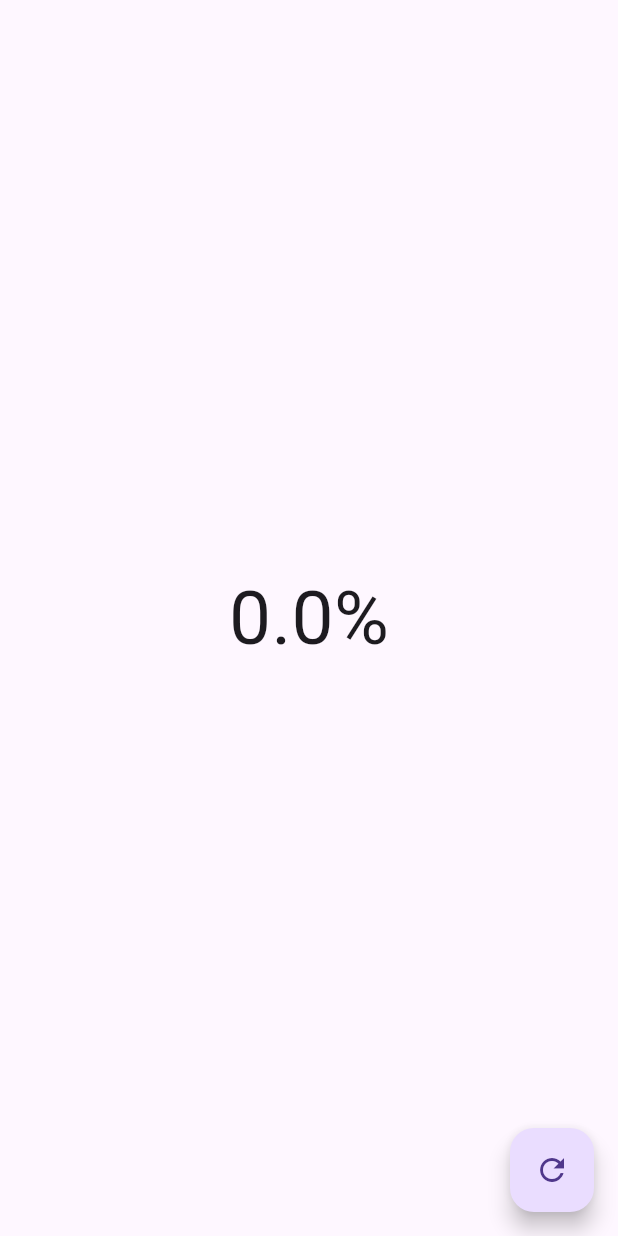
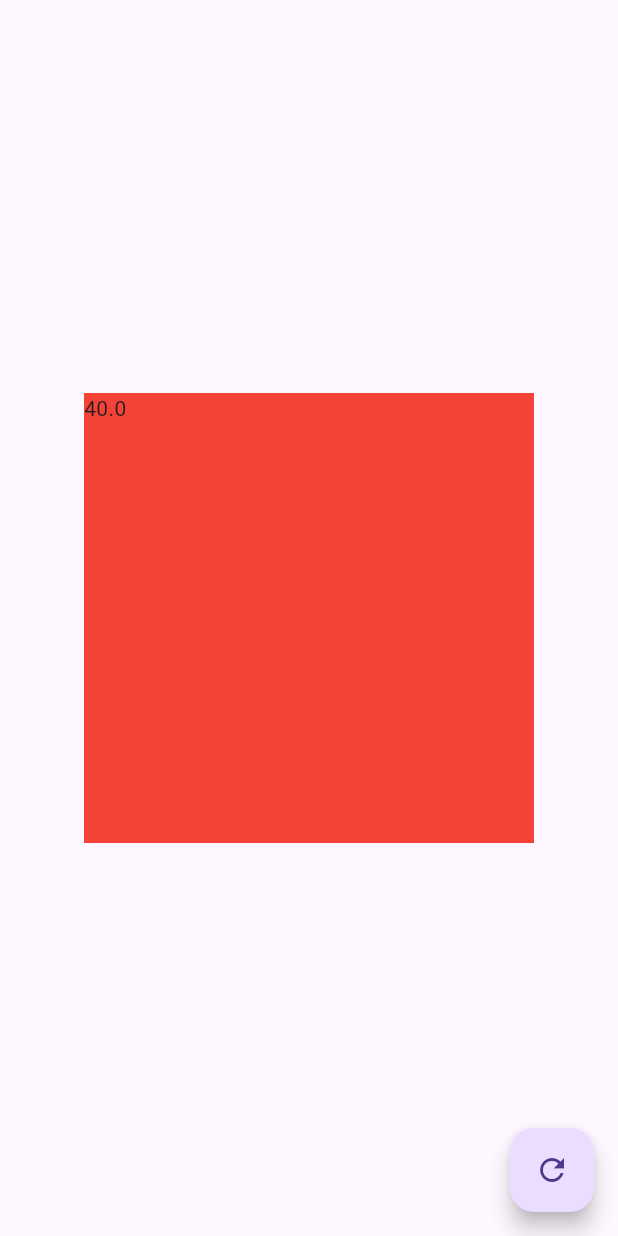
Before and after one commit to AbielRC97/disenos_app, a Flutter app: the screen it shows after launch, on a phone screen of 412 x 824 dp. Run offline on Flutter 3.47's test engine with Material 3 defaults, Android fonts, the phone set to English and light mode, and no system bars.

Commit message:
Video 50: Crear Widget Personalizado

```diff
--- a/lib/src/pages/grafics_circulares_page.dart
+++ b/lib/src/pages/grafics_circulares_page.dart
@@ -1,3 +1,4 @@
+import 'package:disenos_app/src/widgets/radial_progress.dart';
 import 'package:flutter/material.dart';
 
 class GraficsCircularesPage extends StatefulWidget {
@@ -24,10 +25,12 @@ class _GraficsCircularesPageState extends State<GraficsCircularesPage> {
         },
       ),
       body: Center(
-        child: Text(
-          '$porcentage%',
-          style: TextStyle(fontSize: 50.0),
-        ),
+        child: Container(
+          width: 300,
+          height: 300,
+          color: Colors.red,
+          child: RadialProgress(percentage: 40.0,),
+        )
       ),
     );
   }
--- /dev/null
+++ b/lib/src/widgets/radial_progress.dart
@@ -0,0 +1,16 @@
+import 'package:flutter/material.dart';
+
+class RadialProgress extends StatefulWidget {
+  final percentage;
+  const RadialProgress({super.key, this.percentage});
+
+  @override
+  State<RadialProgress> createState() => _RadialProgressState();
+}
+
+class _RadialProgressState extends State<RadialProgress> {
+  @override
+  Widget build(BuildContext context) {
+    return Text('${widget.percentage}');
+  }
+}
```
